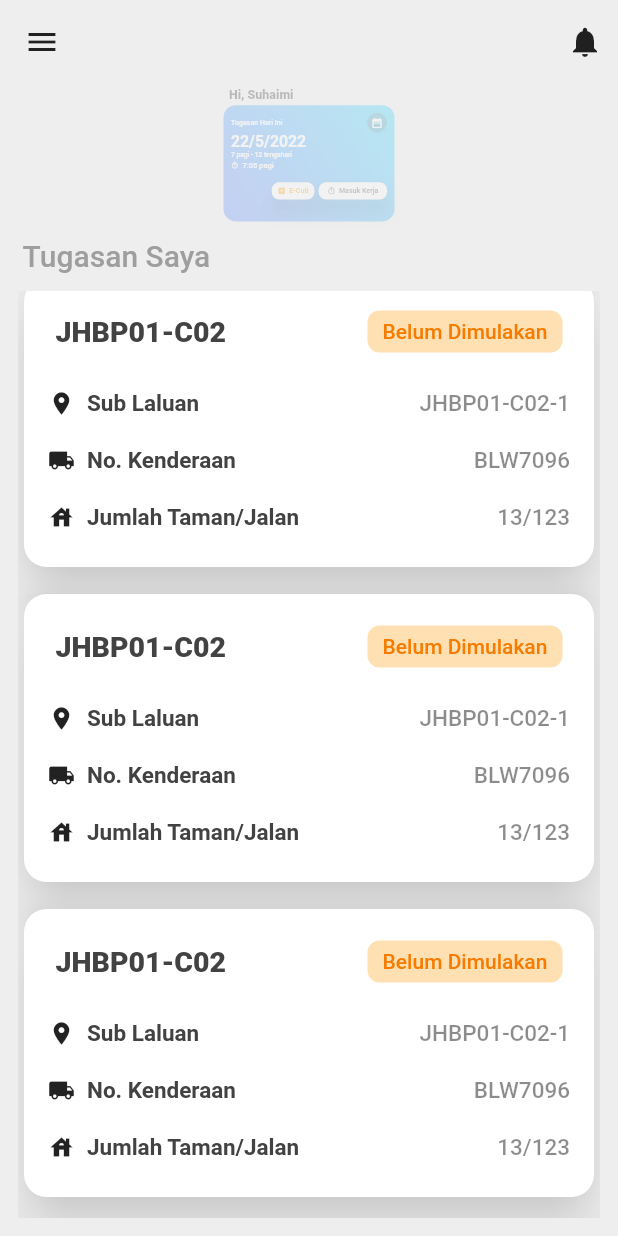
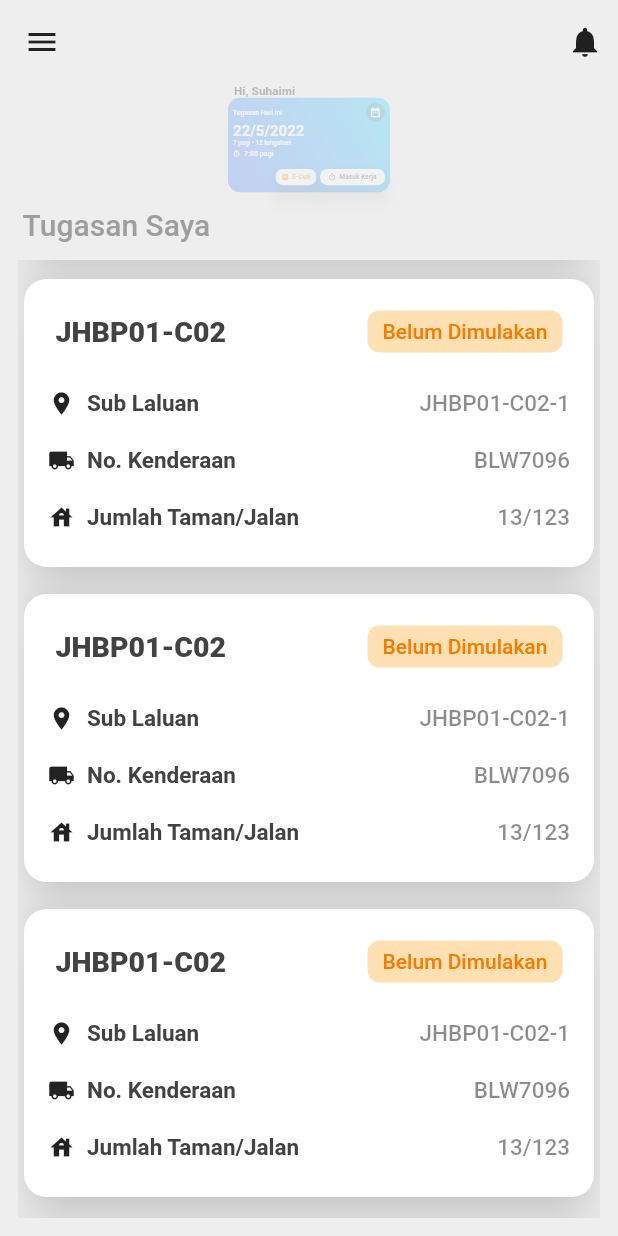
Before and after one commit to SahanahPandu/iWork, a Flutter app: the screen it shows after launch, scrolled down 576 dp, on a phone screen of 412 x 824 dp. Run offline on Flutter 3.47's test engine with Material 2 defaults, Android fonts, the phone set to English and light mode, and no system bars.

Commit message:
resize the height , to remove unnecessary spaces

```diff
--- a/lib/screens/pra/pra.dart
+++ b/lib/screens/pra/pra.dart
@@ -23,11 +23,9 @@ class _PraState extends State<Pra> {
   @override
   Widget build(BuildContext context) {
     final Size size = MediaQuery.of(context).size;
-    final double categoryHeight = size.height * 0.45;
+    final double categoryHeight = size.height * 0.35;
 
-    return SizedBox(
-      height: size.height,
-      child: Column(
+    return Column(
       crossAxisAlignment: CrossAxisAlignment.start,
       children: [
         AnimatedOpacity(
@@ -42,14 +40,16 @@ class _PraState extends State<Pra> {
               height: categoryHeight,
               child: FittedBox(
                 child: Padding(
-                    padding:
-                        const EdgeInsets.symmetric(horizontal: 13, vertical: 2),
+                  padding: const EdgeInsets.symmetric(
+                    horizontal: 13,
+                  ),
                   child: Column(
                     crossAxisAlignment: CrossAxisAlignment.start,
                     children: [
                       Padding(
                         padding: const EdgeInsets.symmetric(
-                              horizontal: 15, vertical: 6),
+                          horizontal: 15,
+                        ),
                         child: Text(
                           "Hi, Suhaimi",
                           style: TextStyle(
@@ -80,7 +80,6 @@ class _PraState extends State<Pra> {
         ),
         MyTaskList(topCardStatus: getTopCardStatus),
       ],
-      ),
     );
   }
 }
--- a/lib/widgets/cards/today_task/today_task_card.dart
+++ b/lib/widgets/cards/today_task/today_task_card.dart
@@ -15,10 +15,10 @@ class _TodayTaskCardState extends State<TodayTaskCard> {
   @override
   Widget build(BuildContext context) {
     return Container(
-      margin: const EdgeInsets.all(2),
-      padding: const EdgeInsets.all(18),
+      //margin: const EdgeInsets.all(2),
+      padding: const EdgeInsets.all(13),
       width: MediaQuery.of(context).size.width,
-      height: 280,
+      height: 240,
       decoration: BoxDecoration(
         borderRadius: BorderRadius.circular(30),
         gradient: const LinearGradient(
```
Lines whose indentation alone changed are shown as unchanged.
